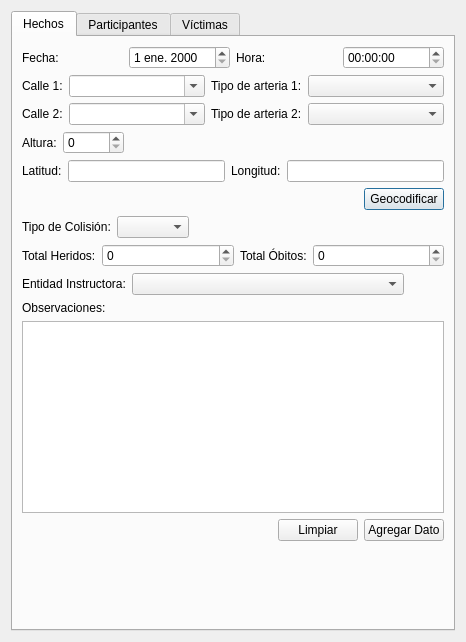
Above: designer/gui_feu.ui from IvanBodnar/feu before the change. Below: the same form after it.
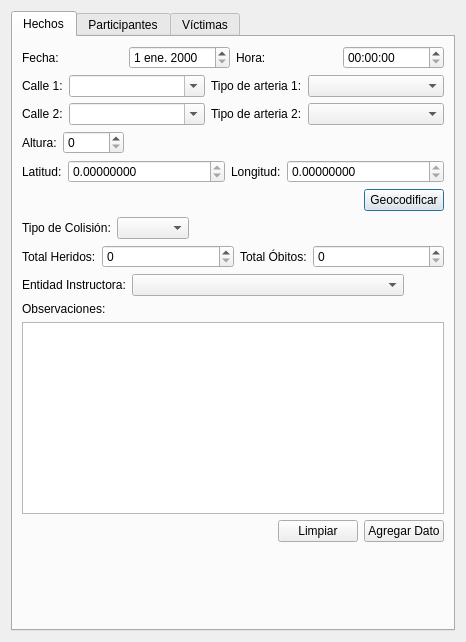
That is the form after the change.

Patch:
```diff
--- a/designer/gui_feu.ui
+++ b/designer/gui_feu.ui
@@ -186,33 +186,54 @@
         <layout class="QHBoxLayout" name="horizontalLayout_12">
          <item>
           <widget class="QLabel" name="label_11">
+           <property name="sizePolicy">
+            <sizepolicy hsizetype="Maximum" vsizetype="Preferred">
+             <horstretch>0</horstretch>
+             <verstretch>0</verstretch>
+            </sizepolicy>
+           </property>
            <property name="text">
             <string>Latitud:</string>
            </property>
           </widget>
          </item>
          <item>
-          <widget class="QLineEdit" name="latitud_lineEdit">
+          <widget class="QDoubleSpinBox" name="latitud_doubleSpinBox">
            <property name="readOnly">
             <bool>true</bool>
            </property>
+           <property name="decimals">
+            <number>8</number>
+           </property>
+           <property name="minimum">
+            <double>-99.989999999999995</double>
+           </property>
           </widget>
          </item>
          <item>
           <widget class="QLabel" name="label_14">
+           <property name="sizePolicy">
+            <sizepolicy hsizetype="Maximum" vsizetype="Preferred">
+             <horstretch>0</horstretch>
+             <verstretch>0</verstretch>
+            </sizepolicy>
+           </property>
            <property name="text">
             <string>Longitud:</string>
            </property>
           </widget>
          </item>
          <item>
-          <widget class="QLineEdit" name="longitud_lineEdit">
-           <property name="enabled">
-            <bool>true</bool>
-           </property>
+          <widget class="QDoubleSpinBox" name="longitud_doubleSpinBox">
            <property name="readOnly">
             <bool>true</bool>
            </property>
+           <property name="decimals">
+            <number>8</number>
+           </property>
+           <property name="minimum">
+            <double>-99.989999999999995</double>
+           </property>
           </widget>
          </item>
         </layout>
```
